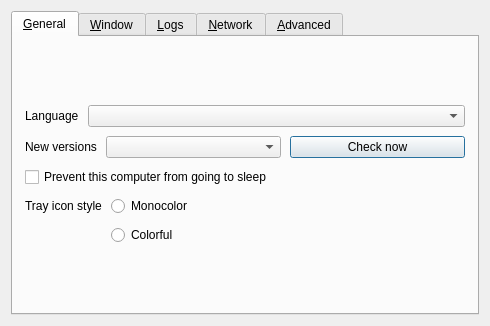
The window that src/lib/gui/dialogs/SettingsDialog.ui (wesleypayton/deskflow-plus) describes before a commit, drawn with Qt 5.
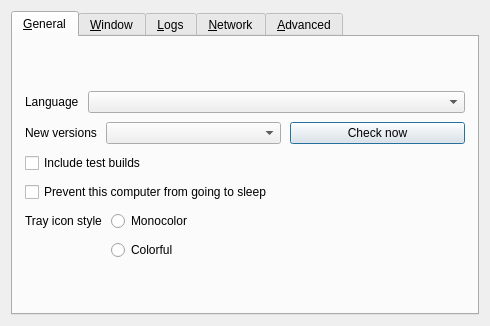
The same window after the commit. Icons and pictures are not drawn.

The edit to the form file:
```diff
--- a/src/lib/gui/dialogs/SettingsDialog.ui
+++ b/src/lib/gui/dialogs/SettingsDialog.ui
@@ -108,6 +108,16 @@
          </item>
         </layout>
        </item>
+       <item>
+        <widget class="QCheckBox" name="cbUpdateTestBuilds">
+         <property name="toolTip">
+          <string>Test builds have the newest fixes and features, and haven't been tried as much</string>
+         </property>
+         <property name="text">
+          <string>Include test builds</string>
+         </property>
+        </widget>
+       </item>
        <item>
         <widget class="QCheckBox" name="cbPreventSleep">
          <property name="text">
```
